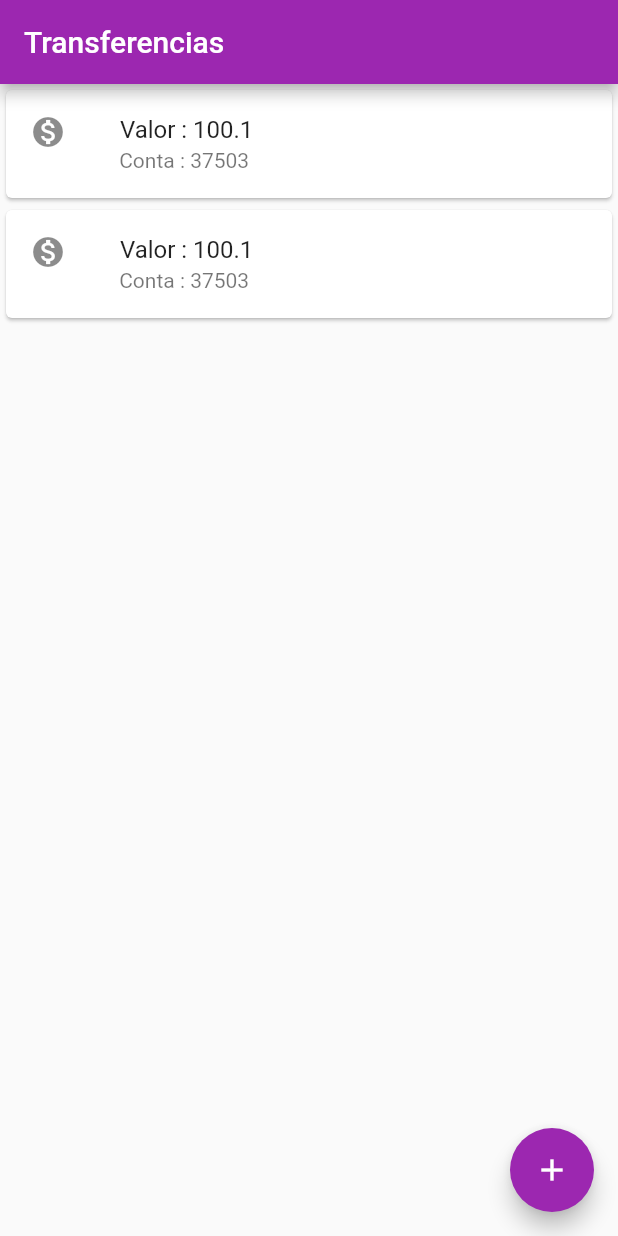
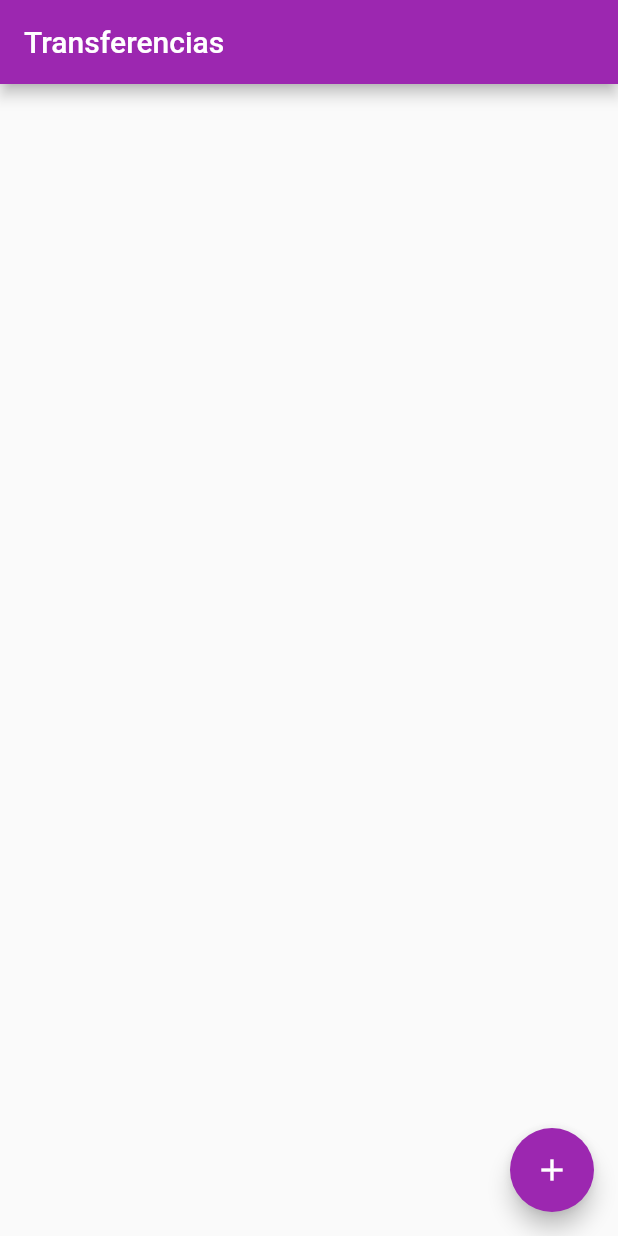
Before and after one commit to EderCosta21/Alura, a Flutter app: the screen it shows after launch, on a phone screen of 412 x 824 dp. Run offline on Flutter 3.47's test engine with Material 2 defaults, Android fonts, the phone set to English and light mode, and no system bars.

Commit message:
ajuste lista de transferencia

```diff
--- a/bank/lib/pages/home/widgets/listaTransferencia.dart
+++ b/bank/lib/pages/home/widgets/listaTransferencia.dart
@@ -1,25 +1,42 @@
+import 'package:bank/pages/novaTransferencia/newTransfer.dart';
 import 'package:flutter/material.dart';
 
 import 'itemTransferencia.dart';
 
-class ListaTransferencia extends StatelessWidget {
-  const ListaTransferencia({Key? key}) : super(key: key);
+class ListaTransferencia extends StatefulWidget {
+  final List<Transferencia> _transferencias = <Transferencia>[];
+  @override
+  State<StatefulWidget> createState() => _ListaTransferenciaState();
+}
+
+class _ListaTransferenciaState extends State<ListaTransferencia> {
+  // ignore: deprecated_member_use
 
   @override
   Widget build(BuildContext context) {
     return Scaffold(
-      body: Column(
-        children: [
-          ItemTransferencia(Transferencia(37503, 100.10)),
-          ItemTransferencia(Transferencia(37503, 100.10)),
-        ],
+      body: ListView.builder(
+        itemCount: widget._transferencias.length,
+        itemBuilder: (context, indice) {
+          final transferencia = widget._transferencias[indice];
+          return ItemTransferencia(transferencia);
+        },
       ),
       floatingActionButton: FloatingActionButton(
+        child: Icon(Icons.add),
         onPressed: () {
-          Navigator.of(context).pushNamed('new');
+          final Future future =
+              Navigator.push(context, MaterialPageRoute(builder: (context) {
+            return NewTransfer();
+          }));
+          future.then((transferenciaRecebida) {
+            if (transferenciaRecebida != null) {
+              setState(() {
+                widget._transferencias.add(transferenciaRecebida);
+              });
+            }
+          });
         },
-        tooltip: 'new transferencia',
-        child: const Icon(Icons.add),
       ),
     );
   }
```
Also changed, not shown: bank/lib/pages/novaTransferencia/newTransfer.dart (+15 -10 lines).
